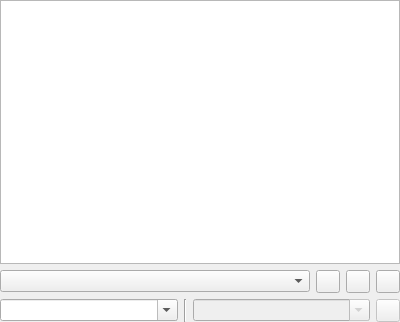
Before: the Qt Designer form Network/IRC/IrcNetworkWidget.ui in testmana2/test, drawn with Qt 5.
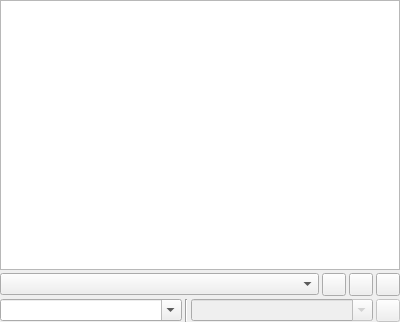
After: the same form once the commit is applied.

Commit message: Some layout tweaks to the IRC widgets.

```diff
--- a/Network/IRC/IrcNetworkWidget.ui
+++ b/Network/IRC/IrcNetworkWidget.ui
@@ -14,6 +14,9 @@
    <string/>
   </property>
   <layout class="QVBoxLayout" name="verticalLayout">
+   <property name="spacing">
+    <number>3</number>
+   </property>
    <property name="margin">
     <number>0</number>
    </property>
```
The commit also changes 1 other file.
